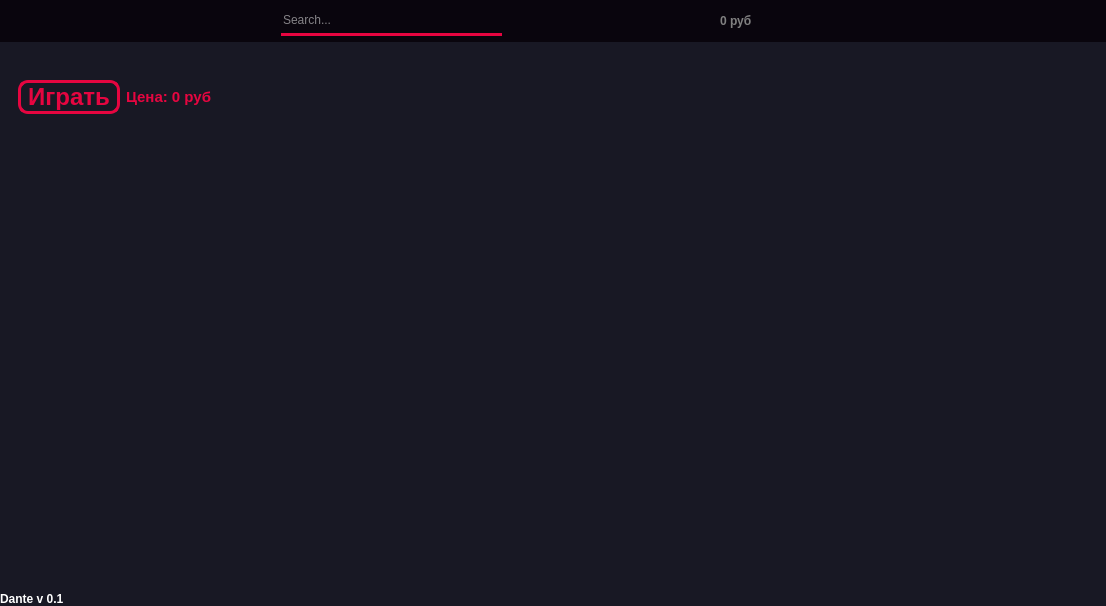
Before: the Qt Designer form qt_main_interface.ui in Kimiroshi/Dante, drawn with Qt 5.
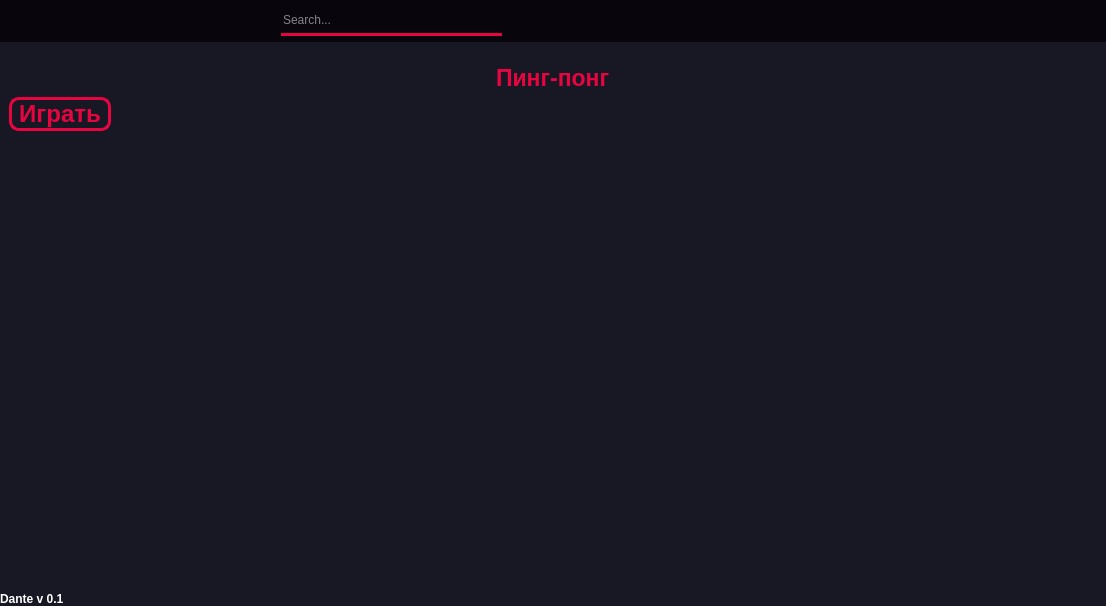
After: the same form once the commit is applied. The open tabs and pages were chosen to show the change. Icons and pictures are not drawn.

What changed in the file:
```diff
--- a/qt_main_interface.ui
+++ b/qt_main_interface.ui
@@ -923,35 +923,6 @@
                </property>
               </widget>
              </item>
-             <item>
-              <spacer name="horizontalSpacer">
-               <property name="orientation">
-                <enum>Qt::Horizontal</enum>
-               </property>
-               <property name="sizeHint" stdset="0">
-                <size>
-                 <width>28</width>
-                 <height>20</height>
-                </size>
-               </property>
-              </spacer>
-             </item>
-             <item>
-              <widget class="QLabel" name="balance">
-               <property name="font">
-                <font>
-                 <weight>75</weight>
-                 <bold>true</bold>
-                </font>
-               </property>
-               <property name="styleSheet">
-                <string notr="true">color: gray</string>
-               </property>
-               <property name="text">
-                <string>0 руб</string>
-               </property>
-              </widget>
-             </item>
             </layout>
            </widget>
           </item>
@@ -2463,14 +2434,58 @@
          </widget>
          <widget class="QWidget" name="ping_pong_page">
           <layout class="QVBoxLayout" name="verticalLayout_25">
-           <item alignment="Qt::AlignHCenter">
-            <widget class="QLabel" name="label_26">
-             <property name="text">
-              <string/>
+           <item alignment="Qt::AlignTop">
+            <widget class="QFrame" name="frame_29">
+             <property name="frameShape">
+              <enum>QFrame::StyledPanel</enum>
              </property>
-             <property name="pixmap">
-              <pixmap>qt_icons/ping_pong_2.png</pixmap>
+             <property name="frameShadow">
+              <enum>QFrame::Raised</enum>
              </property>
+             <layout class="QVBoxLayout" name="verticalLayout_26">
+              <property name="spacing">
+               <number>0</number>
+              </property>
+              <property name="leftMargin">
+               <number>0</number>
+              </property>
+              <property name="topMargin">
+               <number>0</number>
+              </property>
+              <property name="rightMargin">
+               <number>0</number>
+              </property>
+              <property name="bottomMargin">
+               <number>0</number>
+              </property>
+              <item alignment="Qt::AlignHCenter">
+               <widget class="QLabel" name="label_26">
+                <property name="text">
+                 <string/>
+                </property>
+                <property name="pixmap">
+                 <pixmap>qt_icons/ping_pong_2.png</pixmap>
+                </property>
+               </widget>
+              </item>
+              <item alignment="Qt::AlignHCenter|Qt::AlignVCenter">
+               <widget class="QLabel" name="ping_pong_label">
+                <property name="font">
+                 <font>
+                  <pointsize>17</pointsize>
+                  <weight>75</weight>
+                  <bold>true</bold>
+                 </font>
+                </property>
+                <property name="styleSheet">
+                 <string notr="true">color: rgb(230, 5, 64)</string>
+                </property>
+                <property name="text">
+                 <string>Пинг-понг</string>
+                </property>
+               </widget>
+              </item>
+             </layout>
             </widget>
            </item>
            <item alignment="Qt::AlignLeft|Qt::AlignTop">
@@ -2488,6 +2503,21 @@
               <enum>QFrame::Raised</enum>
              </property>
              <layout class="QHBoxLayout" name="horizontalLayout_19">
+              <property name="spacing">
+               <number>0</number>
+              </property>
+              <property name="leftMargin">
+               <number>0</number>
+              </property>
+              <property name="topMargin">
+               <number>0</number>
+              </property>
+              <property name="rightMargin">
+               <number>0</number>
+              </property>
+              <property name="bottomMargin">
+               <number>0</number>
+              </property>
               <item>
                <widget class="QPushButton" name="ping_pong_play">
                 <property name="font">
@@ -2518,23 +2548,6 @@
                 </property>
                </widget>
               </item>
-              <item>
-               <widget class="QLabel" name="ping_pong_price">
-                <property name="font">
-                 <font>
-                  <pointsize>11</pointsize>
-                  <weight>75</weight>
-                  <bold>true</bold>
-                 </font>
-                </property>
-                <property name="styleSheet">
-                 <string notr="true">color: rgb(230, 5, 64)</string>
-                </property>
-                <property name="text">
-                 <string>Цена: 0 руб</string>
-                </property>
-               </widget>
-              </item>
              </layout>
             </widget>
            </item>
```
Left out of the diff: 212 changed lines with no effect on the pictures.
